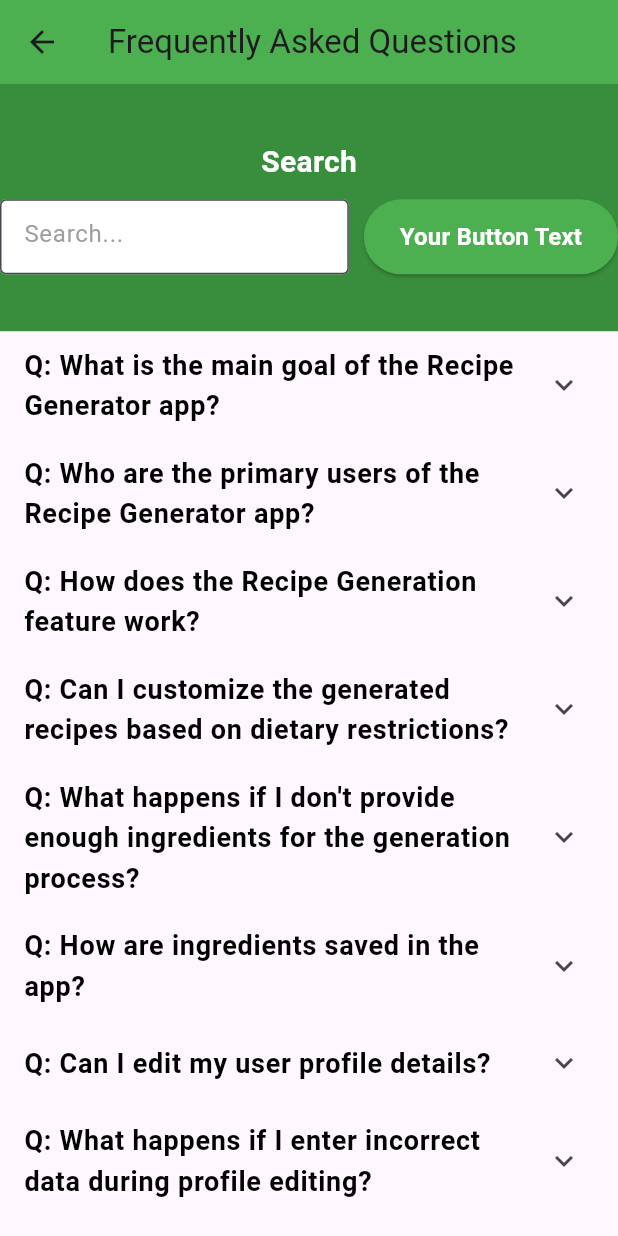
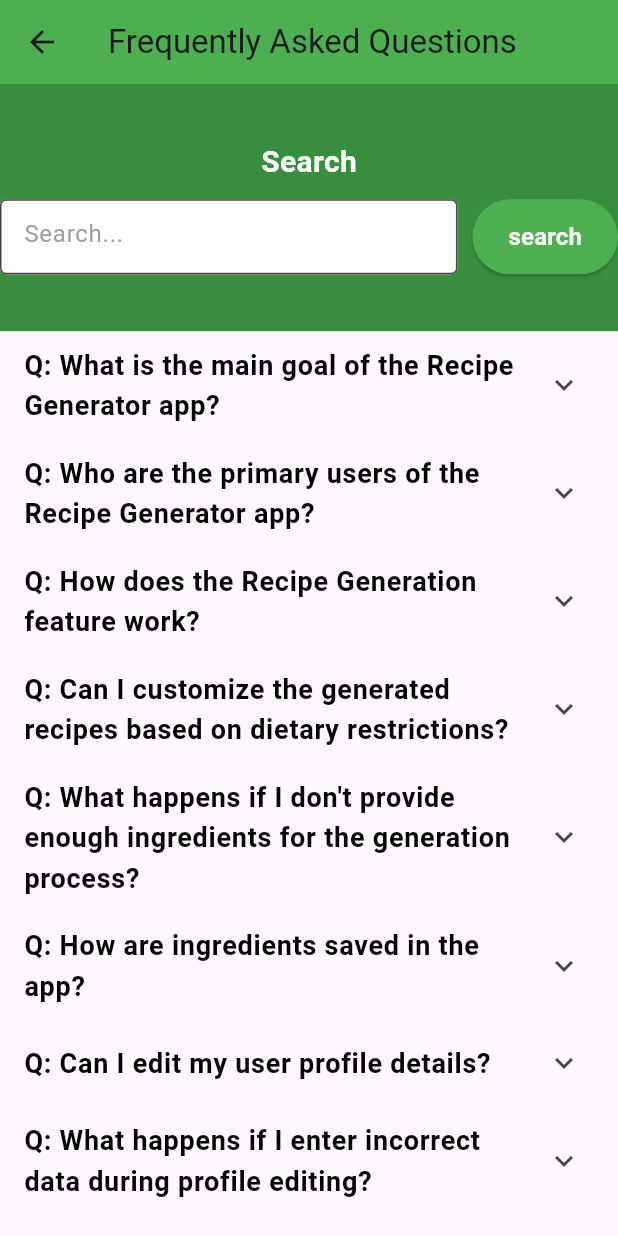
Before and after one commit to RhysRoo/SDrecipe, a Flutter app: the screen it shows once a user with an empty profile is signed in, in the side drawer, after a tap on "FAQ", on a phone screen of 412 x 824 dp. Run offline on Flutter 3.47's test engine with Material 3 defaults, Android fonts, the phone set to English and light mode, and no system bars; our stand-ins replace cloud_firestore, firebase_auth, firebase_core, google_sign_in, sign_in_with_apple; accounts and stored records are empty.

Commit message:
Committing changes to hazaloid2 branch

```diff
--- a/recipe_app/lib/pages/faqs_page/FAQ_page.dart
+++ b/recipe_app/lib/pages/faqs_page/FAQ_page.dart
@@ -2,12 +2,15 @@
 
 import 'package:flutter/material.dart';
 
+
+//questions and awnser set up
 class QAItem extends StatelessWidget {
   final String title;
   final List<Widget> children;
   final Color backgroundColor;
   final Color titleColor;
   final Color childrenColor;
+
 
   const QAItem({
     Key? key,
@@ -48,15 +51,15 @@ class FAQ_page extends StatelessWidget {
   Widget build(BuildContext context) {
     return Scaffold(
       appBar: AppBar(
-        title: const Text('Frequently Asked Questions'),
-        backgroundColor: Colors.green,
+        title: const Text('Frequently Asked Questions'),//title
+        backgroundColor: Colors.green,//background
       ),
       body: ListView(
         children: [
           Row(
             children: [
               Expanded(
-                child: Container(
+                child: Container(//search container
                   color: Colors.green[700],
                   height: MediaQuery.of(context).size.height * 0.20,
                   child: Column(
@@ -83,7 +86,7 @@ class FAQ_page extends StatelessWidget {
                           const Expanded(
                             child: SizedBox(
                               height: 50.0,
-                              child: TextField(
+                              child: TextField(//text box to search (not functional)
                                 decoration: InputDecoration(
                                   hintText: 'Search...',
                                   hintStyle: TextStyle(color: Colors.grey),
@@ -100,7 +103,7 @@ class FAQ_page extends StatelessWidget {
                           const SizedBox(width: 10),
                           ElevatedButton(
                             onPressed: () {
-                              // Handle button press
+                              // button to search (not functional)
                             },
                             style: ElevatedButton.styleFrom(
                               primary: Colors.green,
@@ -109,7 +112,7 @@ class FAQ_page extends StatelessWidget {
                               minimumSize: const Size(0, 50),
                             ),
                             child: const Text(
-                              'Your Button Text', // Add your button text here
+                              'search', // search button
                               style: TextStyle(
                                 fontSize: 16.0,
                                 fontWeight: FontWeight.bold,
@@ -125,6 +128,7 @@ class FAQ_page extends StatelessWidget {
               ),
             ],
           ),
+          //coad for each q and a
           const QAItem(
             title: 'Q: What is the main goal of the Recipe Generator app?',
             children: [
@@ -207,7 +211,7 @@ class FAQ_page extends StatelessWidget {
             ],
           ),
           const SizedBox(height: 16),
-          TextButton(
+          TextButton(// button for add question (not functional)
             onPressed: () {
               // Add code for handling the button press
             },
```
Also changed, not shown: recipe_app/lib/pages/about_us_page/about_page.dart (+30 -28 lines).
